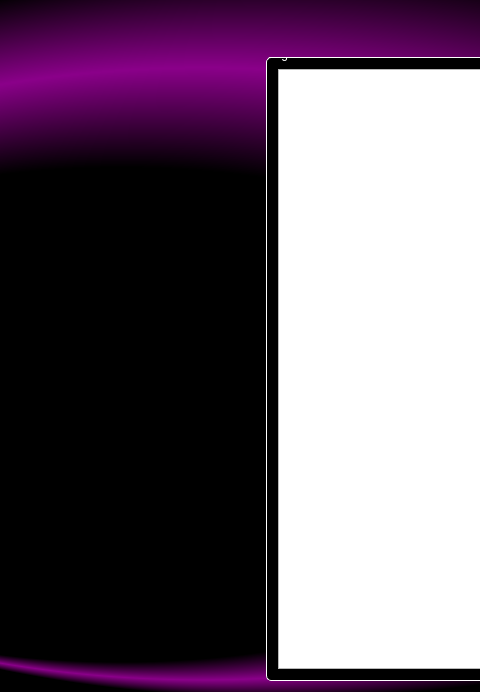
Above: ScanClientGui/scanclientgui.ui from CtScanMasters/ScanClient before the change; both pictures show x 525 to 1005 and y 0 to 692 of the 1402 by 692 pixel window. Below: the same form after it.
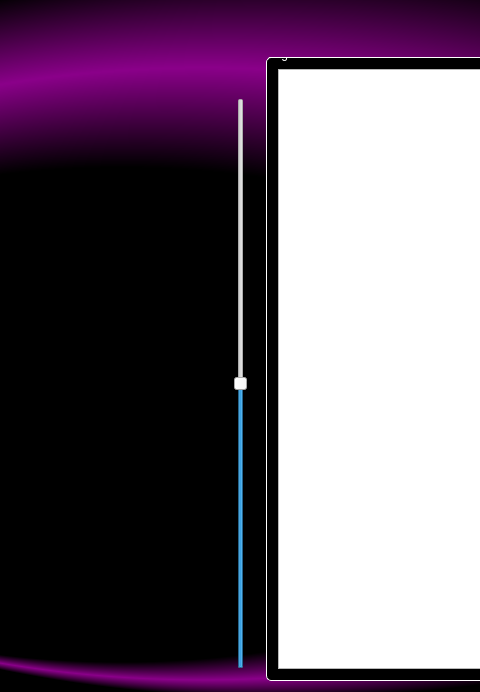
That is the form after the change. The open tabs and pages were chosen to show the change. Custom widgets are drawn as their Qt base class.

What changed in the file:
```diff
--- a/ScanClientGui/scanclientgui.ui
+++ b/ScanClientGui/scanclientgui.ui
@@ -385,6 +385,28 @@
           </property>
          </widget>
         </item>
+        <item row="0" column="1">
+         <widget class="QSlider" name="verticalSlider">
+          <property name="minimum">
+           <number>1</number>
+          </property>
+          <property name="maximum">
+           <number>255</number>
+          </property>
+          <property name="singleStep">
+           <number>8</number>
+          </property>
+          <property name="pageStep">
+           <number>16</number>
+          </property>
+          <property name="value">
+           <number>128</number>
+          </property>
+          <property name="orientation">
+           <enum>Qt::Vertical</enum>
+          </property>
+         </widget>
+        </item>
        </layout>
       </widget>
       <widget class="QWidget" name="arrayControl">
```
